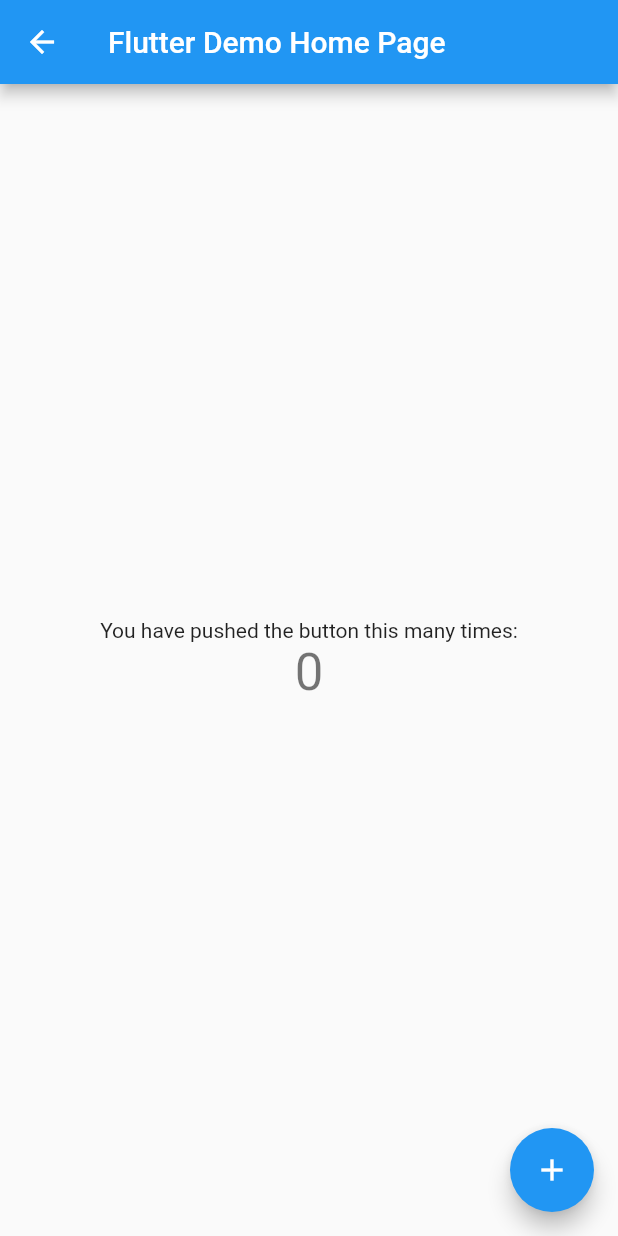
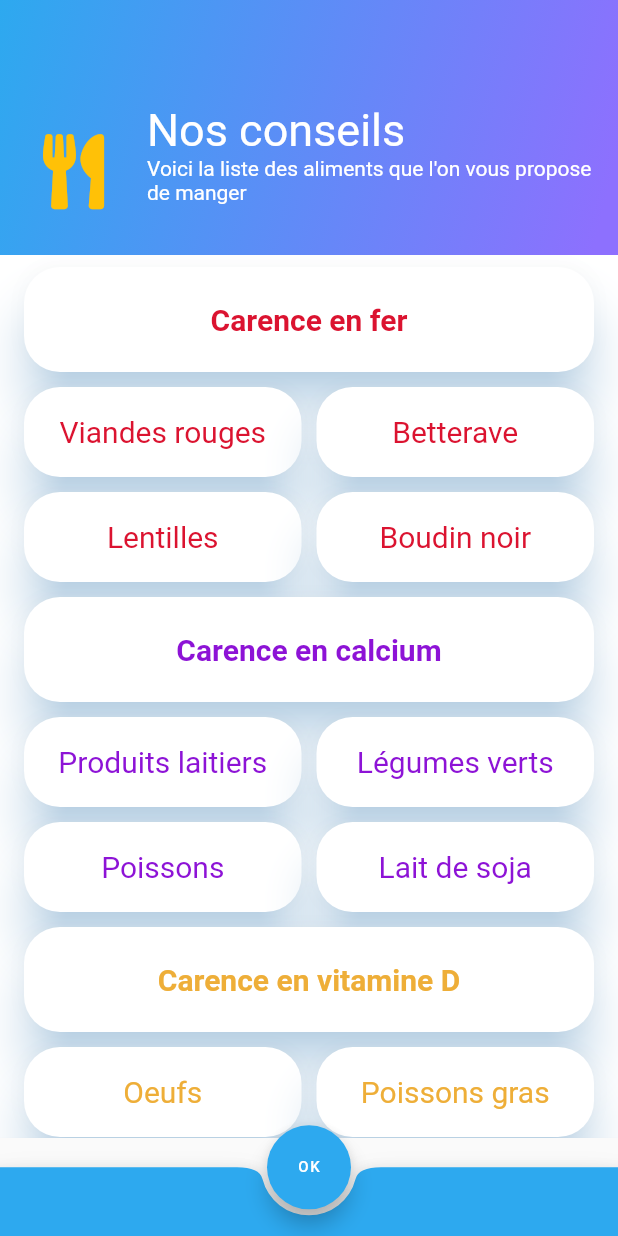
Before and after one commit to CamilleJullien/ceihm, a Flutter app: the Synthesis screen opened directly, after a tap on "OK", on a phone screen of 412 x 824 dp. Run offline on Flutter 3.47's test engine with Material 2 defaults, Android fonts, the light colour scheme and no system bars; our stand-ins replace font_awesome_flutter.

Commit message:
foodList

```diff
--- /dev/null
+++ b/lib/foodList.dart
@@ -0,0 +1,351 @@
+import 'package:flutter/material.dart';
+import 'package:font_awesome_flutter/font_awesome_flutter.dart';
+import 'task.dart';
+import 'main.dart';
+import 'package:flutter_staggered_grid_view/flutter_staggered_grid_view.dart';
+
+class FoodList extends StatefulWidget{
+  @override
+  _FoodList createState() => _FoodList();
+}
+
+class _FoodList extends State<FoodList>{
+
+  final List<Deficiency> deficiencies = new List();
+  @override
+  void initState(){
+    super.initState();
+
+    setState((){
+      deficiencies.add(new Deficiency("Carence en fer", "Cela entraine une diminution de la capacité de travail et la dégradation de la fonction immunitaire et endocrinienne.", "Fe", Colors.red));
+      deficiencies.add(new Deficiency("Carence en calcium", "Cette carence entraine des crampes, des fractures et en général une carence en vitamine D.", "Ca", Colors.purple));
+      deficiencies.add(new Deficiency("Carence en vitamine D", "Cette carence entraine de la fatigue, une faiblesse musculaire, parfois une peau sèche et des crampes.", "D", Colors.amber));
+      deficiencies.add(new Deficiency("Carence en iode", "Cette carence entraine de la fatigue, une prise de poids inexpliquée, une peau sèche et la perte de cheveux", "I", Colors.green));
+      deficiencies.add(new Deficiency("Vitamine B12", "Cette carence entraine un essoufflement, des vertiges, des palpitations, des picotements ou des engourdissements des pieds et des mains.", "B12", Colors.blue));
+
+
+    });
+  }
+
+  Material myItems(String heading, int color){
+    return Material(
+      color: Colors.white,
+      elevation: 14.0,
+      shadowColor: Color(0x802196f3),
+      borderRadius: BorderRadius.circular(24.0),
+      child: Center(
+        child: Padding(
+          padding: const EdgeInsets.all(8.0),
+          child: Row(
+            mainAxisAlignment: MainAxisAlignment.center,
+            children: <Widget>[
+              Column(
+                mainAxisAlignment: MainAxisAlignment.center,
+                children: <Widget>[
+                  // Text
+                  Padding(
+                    padding: const EdgeInsets.all(8.0),
+                    child: Text(heading, style: TextStyle(color: new Color(color), fontSize: 20.0,),
+                      ),
+                    ),
+                  //Icon
+                 /* Material(
+                    color: new Color(color),
+                    borderRadius: BorderRadius.circular(24.0),
+                    child: Padding(
+                      padding: const EdgeInsets.all(16.0),
+                      child: Icon(
+                        icon,
+                        color: Colors.white,
+                        size:30.0,
+                      ),
+
+                    ),
+                  ),*/
+
+                ],
+              ),
+            ],
+          ),
+        ),
+      ),
+    );
+  }
+  Material myTitle(String heading, int color){
+    return Material(
+      color: Colors.white,
+      elevation: 14.0,
+      shadowColor: Color(0x802196f3),
+      borderRadius: BorderRadius.circular(24.0),
+      child: Center(
+        child: Padding(
+          padding: const EdgeInsets.all(8.0),
+          child: Row(
+            mainAxisAlignment: MainAxisAlignment.center,
+            children: <Widget>[
+              Column(
+                mainAxisAlignment: MainAxisAlignment.center,
+                children: <Widget>[
+                  // Text
+                  Padding(
+                    padding: const EdgeInsets.all(8.0),
+                    child: Text(heading, style: TextStyle(color: new Color(color), fontSize: 20.0,fontWeight: FontWeight.bold),
+                    ),
+                  ),
+                ],
+              ),
+            ],
+          ),
+        ),
+      ),
+    );
+  }
+
+
+
+  @override
+  Widget build(BuildContext context) {
+    return Scaffold(
+      body: Container(
+        width: MediaQuery
+            .of(context)
+            .size
+            .width,
+        height: MediaQuery
+            .of(context)
+            .size
+            .height,
+        child: Stack(
+          children: <Widget>[
+            Positioned(
+              child: Container(
+                width: MediaQuery
+                    .of(context)
+                    .size
+                    .width,
+                height: MediaQuery
+                    .of(context)
+                    .size
+                    .width/2,
+                decoration: BoxDecoration(
+                  color: Color(0xff5a348b),
+                  gradient: LinearGradient(
+                      colors: [Color(0xff8d70fe), Color(0xff2da9ef)],
+                      begin: Alignment.centerRight,
+                      end: Alignment(-1.0, -1.0)
+                  ),
+                ),
+                child: _myHeaderContent(),
+              ),
+            ),
+            Container(
+              child : Positioned(
+                top: 170.0,
+                child: Container(
+                  color: Colors.white,
+                  width: MediaQuery.of(context).size.width,
+                  height: MediaQuery
+                      .of(context)
+                      .size
+                      .height/1.4,
+                  child: StaggeredGridView.count(
+                    crossAxisCount: 2,
+                    crossAxisSpacing: 10.0,
+                    mainAxisSpacing: 10.0,
+                    padding: EdgeInsets.symmetric(horizontal: 16.0, vertical: 8.0),
+                    children: <Widget>[
+                      myTitle("Carence en fer", 0xffdb1330),
+                      myItems("Viandes rouges", 0xffdb1330),
+                      myItems("Betterave", 0xffdb1330),
+                      myItems("Lentilles", 0xffdb1330),
+                      myItems("Boudin noir", 0xffdb1330),
+
+                      myTitle("Carence en calcium", 0xff8d13d6),
+                      myItems("Produits laitiers", 0xff8d13d6),
+                      myItems("Légumes verts", 0xff8d13d6),
+                      myItems("Poissons", 0xff8d13d6),
+                      myItems("Lait de soja", 0xff8d13d6),
+
+                      myTitle("Carence en vitamine D", 0xffeeae38),
+                      myItems("Oeufs", 0xffeeae38),
+                      myItems("Poissons gras", 0xffeeae38),
+                      myItems("Champignon", 0xffeeae38),
+                      myItems("Lait de soja", 0xffeeae38),
+
+                      myTitle("Carence en iode", 0xff0faf3e),
+                      myItems("Fruits de mer", 0xff0faf3e),
+                      myItems("Poissons", 0xff0faf3e),
+                      myItems("Produits laitiers", 0xff0faf3e),
+                      myItems("Algues", 0xff0faf3e),
+
+                      myTitle("Carence en vitamine B12", 0xff2996ec),
+                      myItems("Crustacés", 0xff2996ec),
+                      myItems("Fromages", 0xff2996ec),
+                      myItems("Poissons", 0xff2996ec),
+                      myItems("Viandes", 0xff2996ec),
+                    ],
+                    staggeredTiles: [
+                      StaggeredTile.extent(2, 70.0),
+                      StaggeredTile.extent(1, 60.0),
+                      StaggeredTile.extent(1, 60.0),
+                      StaggeredTile.extent(1, 60.0),
+                      StaggeredTile.extent(1, 60.0),
+
+                      StaggeredTile.extent(2, 70.0),
+                      StaggeredTile.extent(1, 60.0),
+                      StaggeredTile.extent(1, 60.0),
+                      StaggeredTile.extent(1, 60.0),
+                      StaggeredTile.extent(1, 60.0),
+
+                      StaggeredTile.extent(2, 70.0),
+                      StaggeredTile.extent(1, 60.0),
+                      StaggeredTile.extent(1, 60.0),
+                      StaggeredTile.extent(1, 60.0),
+                      StaggeredTile.extent(1, 60.0),
+
+                      StaggeredTile.extent(2, 70.0),
+                      StaggeredTile.extent(1, 60.0),
+                      StaggeredTile.extent(1, 60.0),
+                      StaggeredTile.extent(1, 60.0),
+                      StaggeredTile.extent(1, 60.0),
+
+                      StaggeredTile.extent(2, 70.0),
+                      StaggeredTile.extent(1, 60.0),
+                      StaggeredTile.extent(1, 60.0),
+                      StaggeredTile.extent(1, 60.0),
+                      StaggeredTile.extent(1, 60.0),
+
+                    ],
+                  ),
+                  /*child: ListView.builder(
+                      itemCount: deficiencies.length,
+                      itemBuilder: (context, position){
+                        return Container(
+                          child: _myListContainer(
+                              deficiencies[position].deficiencyName, deficiencies[position].deficiencyDescription,
+                              deficiencies[position].deficiencyTime,deficiencies[position].status),
+                        );
+                      }),*/
+                ),
+
+              ),
+            ),
+
+          ],
+        ),
+      ),
+      floatingActionButton: new FloatingActionButton(
+        backgroundColor: Color(0xff2da9ef),
+        foregroundColor: Color(0xffffffff),
+        onPressed: (){
+          Navigator.push(
+            context,
+            MaterialPageRoute(builder: (context) => MyHomePage(title: 'Flutter Demo Home Page')),
+          );
+        },
+        tooltip: 'Increment',
+        child: new Text('OK', style: TextStyle(fontSize: 10.0, color: Colors.white)),
+      ),
+      floatingActionButtonLocation: FloatingActionButtonLocation.centerDocked,
+
+      bottomNavigationBar: BottomAppBar(
+        color: Color(0xff2da9ef),
+        shape: CircularNotchedRectangle(),
+        child: Row(
+          mainAxisSize: MainAxisSize.max,
+          mainAxisAlignment: MainAxisAlignment.spaceAround,
+          children: <Widget>[
+            Container(
+              height: MediaQuery
+                  .of(context)
+                  .size
+                  .width/9,
+            ),
+          ],
+        ),
+
+
+      ),
+    );
+  }
+  Widget _myHeaderContent(){
+    return Align(
+      child: ListTile(
+        leading: IconButton(icon: Icon(FontAwesomeIcons.utensils), color: Colors.amber, iconSize:50.0, onPressed: (){},),
+        title: Text('Nos conseils', style: TextStyle(fontSize: 30.0, color: Colors.white)),
+        subtitle: Text("Voici la liste des aliments que l'on vous propose de manger", style: TextStyle(fontSize: 14.0, color: Colors.white)),
+      ),
+    );
+  }
+  Widget _myListContainer(String deficiencyName, String deficiencyDescription, String deficiencyTime, Color deficiencyColor){
+    return Padding(
+      padding: const EdgeInsets.all(8.0),
+      child: Container(
+        //height: 180.0,
+        child: Material(
+          color: Colors.white,
+          elevation: 14.0,
+          shadowColor: Color(0x802196F3),
+          child: Container(
+            child: Row(
+              children: <Widget>[
+                Container(
+                  height: 80.0,
+                  width: 10.0,
+                  color: deficiencyColor,
+                ),
+                Expanded(
+                  child: Padding(
+                    padding: const EdgeInsets.all(8.0),
+                    child: Column(
+                      mainAxisAlignment: MainAxisAlignment.start,
+                      children: <Widget>[
+                        Align(
+                          alignment: Alignment.topLeft,
+                          child: Container(
+                            child: Text(deficiencyName, style: TextStyle(
+                                fontSize: 24.0,
+                                color: Colors.black,
+                                fontWeight: FontWeight.bold
+                            )),
+                          ),
+                        ),
+                        Align(
+                          alignment: Alignment.topLeft,
+                          child: Container(
+                            width: MediaQuery
+                                .of(context)
+                                .size
+                                .width/1.5,
+                            child: Text(deficiencyDescription, textAlign: TextAlign.justify, style: TextStyle(
+                                fontSize: 18.0,
+                                color: Colors.black
+                            )),
+                          ),
+                        ),
+                      ],
+                    ),
+                  ),
+                ),
+                Align(
+                  alignment: Alignment.centerRight,
+                  child: Padding(
+                    padding: const EdgeInsets.all(8.0),
+                    child: Container(
+                      child: Text(deficiencyTime, style: TextStyle(
+                          fontSize: 18.0,
+                          color: Colors.black,
+                          fontWeight: FontWeight.bold
+                      )),
+                    ),
+                  ),
+                ),
+              ],
+            ),
+          ),
+        ),
+      ),
+    );
+
+  }
+}
--- a/lib/main.dart
+++ b/lib/main.dart
@@ -13,8 +13,8 @@
       theme: ThemeData(
         primarySwatch: Colors.blue,
       ),
-      //home: Synthesis(),
-      home: MyHomePage(title: 'Flutter Demo Home Page'),
+      home: Synthesis(),
+      //home: MyHomePage(title: 'Flutter Demo Home Page'),
     );
   }
 }
--- a/lib/synthesis.dart
+++ b/lib/synthesis.dart
@@ -2,6 +2,7 @@
 import 'package:font_awesome_flutter/font_awesome_flutter.dart';
 import 'task.dart';
 import 'main.dart';
+import 'foodList.dart';
 
 class Synthesis extends StatefulWidget{
   @override
@@ -92,12 +93,11 @@
           onPressed: (){
             Navigator.push(
               context,
-              MaterialPageRoute(builder: (context) => MyHomePage(title: 'Flutter Demo Home Page')),
+              MaterialPageRoute(builder: (context) => FoodList()),
             );
           },
         tooltip: 'Increment',
         child: new Text('OK', style: TextStyle(fontSize: 10.0, color: Colors.white)),
-        //child: new Icon(Icons.add),
       ),
       floatingActionButtonLocation: FloatingActionButtonLocation.centerDocked,
 
--- a/pubspec.yaml
+++ b/pubspec.yaml
@@ -24,6 +24,7 @@
   # Use with the CupertinoIcons class for iOS style icons.
   cupertino_icons: ^0.1.2
   font_awesome_flutter: ^8.5.0
+  flutter_staggered_grid_view: ^0.3.0
 
 dev_dependencies:
   flutter_test:
```
Also changed, not shown: 1 other file.
